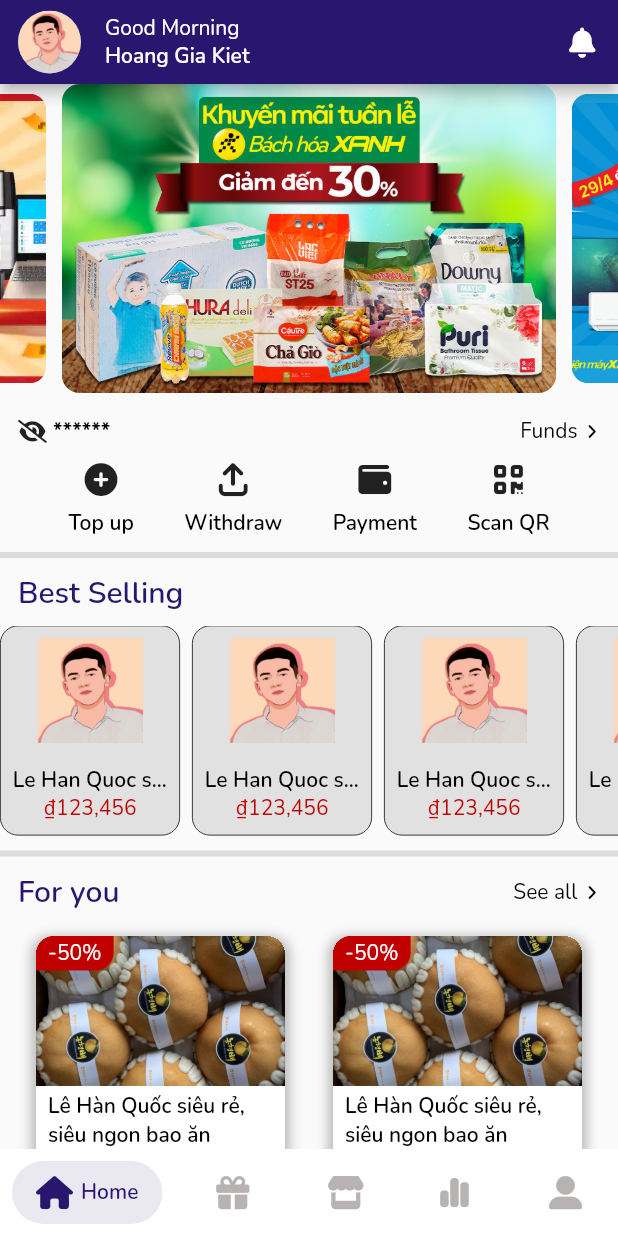
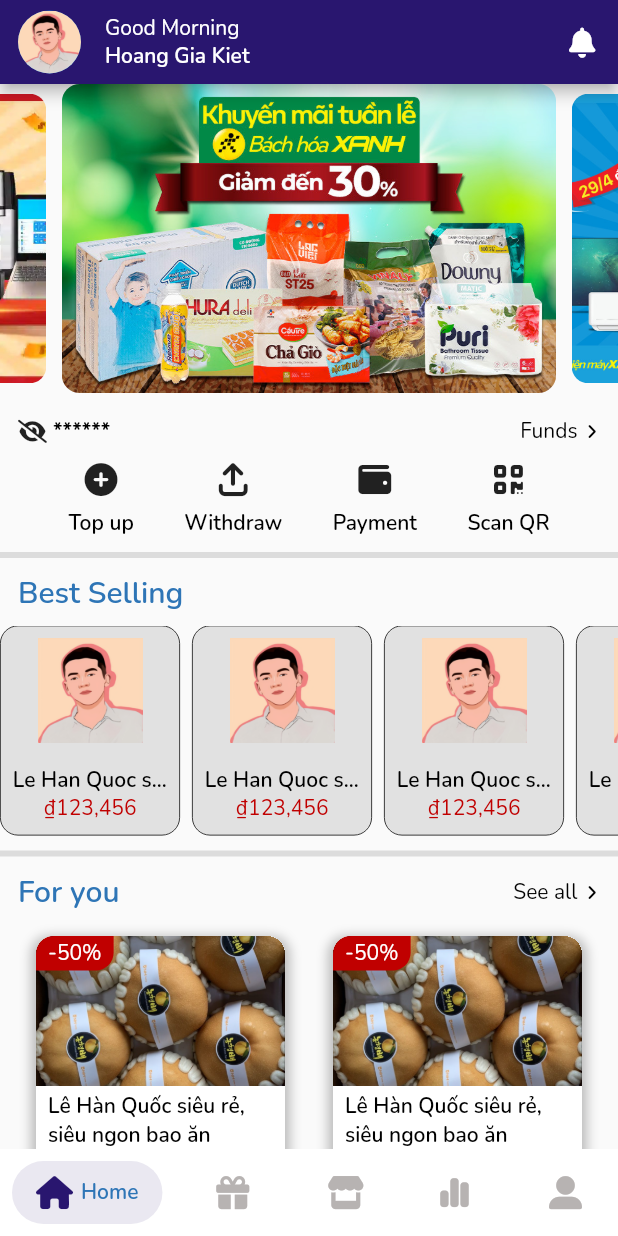
Before and after one commit to Bie-NHD/k2db-flutter-app, a Flutter app: the screen it shows after launch, after a tap on "Get Started", on a phone screen of 412 x 824 dp. Run offline on Flutter 3.47's test engine with Material 2 defaults, Android fonts, the phone set to English and light mode, and no system bars; drawn by our look-alikes of carousel_slider, salomon_bottom_bar; our stand-ins replace firebase_core, firebase_messaging, font_awesome_flutter; accounts and stored records are empty.

Commit message:
custom buttomFill and buttomOutline; add field colorText

```diff
--- a/k2dbmoneyapp/lib/views/screens/home/Widgets/widget_card_itemproduct.dart
+++ b/k2dbmoneyapp/lib/core/widgets/widget_card_itemproduct.dart
@@ -6,7 +6,7 @@
 import 'package:k2dbmoneyapp/core/extensions/extension_textstyle.dart';
 import 'package:k2dbmoneyapp/core/helpers/helper_image.dart';
 
-import '../../../../core/helpers/helper_asset.dart';
+import '../helpers/helper_asset.dart';
 
 class CardItemProduct extends StatelessWidget {
   const CardItemProduct({
@@ -74,7 +74,7 @@
                             ),
                             Text(
                               "Bách Hoá Xanh",
-                              style: TextStyles.defaultStyle.fontMin,
+                              style: TextStyles.defaultStyle.sizeMin,
                               overflow: TextOverflow.ellipsis,
                             ),
                           ],
@@ -84,12 +84,12 @@
                         ),
                         Text(
                           12341512.0.toFormatMoney(),
-                          style: TextStyles.defaultStyle.colorRed,
+                          style: TextStyles.defaultStyle.colorRedText,
                           overflow: TextOverflow.ellipsis,
                         ),
                         Text(
                           "Kho: 12,5k",
-                          style: TextStyles.defaultStyle.fontMin.colorHintText,
+                          style: TextStyles.defaultStyle.sizeMin.colorHintText,
                         ),
                       ],
                     ),
--- a/k2dbmoneyapp/lib/main.dart
+++ b/k2dbmoneyapp/lib/main.dart
@@ -2,7 +2,6 @@
 import 'package:firebase_messaging/firebase_messaging.dart';
 import 'package:flutter/material.dart';
 import 'package:k2dbmoneyapp/routes.dart';
-import 'package:k2dbmoneyapp/views/screens/authen/onbroading_screen.dart';
 import 'package:k2dbmoneyapp/views/screens/authen/splash_srceen.dart';
 
 Future<void> _firebaseMessagingBackgroundHandler(RemoteMessage message) async {
--- a/k2dbmoneyapp/lib/views/screens/authen/main_page.dart
+++ b/k2dbmoneyapp/lib/views/screens/authen/main_page.dart
@@ -35,7 +35,7 @@
                 size: kIconSize,
               ),
               title: Text("Home",
-                  style: TextStyles.defaultStyle.colorPrimaryText.semiBold),
+                  style: TextStyles.defaultStyle.colorBlueText.semiBold),
               selectedColor: ColorsApp.primaryColor,
               unselectedColor: ColorsApp.tertiaryColors,
             ),
@@ -46,7 +46,7 @@
                 size: kIconSize,
               ),
               title: Text("Promotion",
-                  style: TextStyles.defaultStyle.colorPrimaryText.semiBold),
+                  style: TextStyles.defaultStyle.colorBlueText.semiBold),
               selectedColor: ColorsApp.primaryColor,
               unselectedColor: ColorsApp.tertiaryColors,
             ),
@@ -57,7 +57,7 @@
                 size: kIconSize,
               ),
               title: Text("Store",
-                  style: TextStyles.defaultStyle.colorPrimaryText.semiBold),
+                  style: TextStyles.defaultStyle.colorBlueText.semiBold),
               selectedColor: ColorsApp.primaryColor,
               unselectedColor: ColorsApp.tertiaryColors,
             ),
@@ -68,7 +68,7 @@
                 size: kIconSize,
               ),
               title: Text("Statistic",
-                  style: TextStyles.defaultStyle.colorPrimaryText.semiBold),
+                  style: TextStyles.defaultStyle.colorBlueText.semiBold),
               selectedColor: ColorsApp.primaryColor,
               unselectedColor: ColorsApp.tertiaryColors,
             ),
@@ -79,7 +79,7 @@
                 size: kIconSize,
               ),
               title: Text("User",
-                  style: TextStyles.defaultStyle.colorPrimaryText.semiBold),
+                  style: TextStyles.defaultStyle.colorBlueText.semiBold),
               selectedColor: ColorsApp.primaryColor,
               unselectedColor: ColorsApp.tertiaryColors,
             ),
--- a/k2dbmoneyapp/lib/views/screens/authen/onbroading_screen.dart
+++ b/k2dbmoneyapp/lib/views/screens/authen/onbroading_screen.dart
@@ -58,7 +58,7 @@
             ),
             Padding(
               padding: const EdgeInsets.symmetric(horizontal: k12Padding),
-              child: ItemButtonFillWidget(
+              child: ButtonFill(
                   text: "Get Started",
                   onTap: () {
                     return Navigator.of(context).pushNamed("/main_page");
--- a/k2dbmoneyapp/lib/views/screens/home/home_main.dart
+++ b/k2dbmoneyapp/lib/views/screens/home/home_main.dart
@@ -7,12 +7,12 @@
 import 'package:k2dbmoneyapp/core/helpers/helper_asset.dart';
 import 'package:k2dbmoneyapp/core/helpers/helper_image.dart';
 import 'package:k2dbmoneyapp/core/widgets/icon_textlink.dart';
-import 'package:k2dbmoneyapp/views/screens/home/Widgets/widget_card_itemproduct.dart';
+import 'package:k2dbmoneyapp/core/widgets/widget_card_itemproduct.dart';
 
 import '../../../../core/constant/text.dart';
 import '../../widgets/widget_banner.dart';
 import '../../widgets/widget_card_function.dart';
-import 'Widgets/widget_card_itemtopproduct.dart';
+import '../../widgets/widget_card_itemtopproduct.dart';
 
 class HomeScreen extends StatefulWidget {
   const HomeScreen({Key? key}) : super(key: key);
@@ -145,7 +145,7 @@
                 children: [
                   Text("Best Selling",
                       style: TextStyles
-                          .defaultStyle.fontAppbar.semiBold.colorPrimaryText),
+                          .defaultStyle.sizeAppbar.semiBold.colorBlueText),
                   const SizedBox(
                     height: k8Padding,
                   ),
@@ -186,7 +186,7 @@
                       Text(
                         "For you",
                         style: TextStyles
-                            .defaultStyle.fontAppbar.semiBold.colorPrimaryText,
+                            .defaultStyle.sizeAppbar.semiBold.colorBlueText,
                       ),
                       const Spacer(),
                       IconTextLink(
--- a/k2dbmoneyapp/lib/views/screens/user/user_main.dart
+++ b/k2dbmoneyapp/lib/views/screens/user/user_main.dart
@@ -65,7 +65,7 @@
                       Text("Hoang Gia Kiet".toUpperCase(),
                           style: TextStyle(
                               fontSize: TextStyles
-                                  .defaultStyle.fontTitleAndButton.fontSize,
+                                  .defaultStyle.sizeTitleAndButton.fontSize,
                               fontWeight:
                                   TextStyles.defaultStyle.semiBold.fontWeight)),
                       Container(
@@ -76,6 +76,9 @@
                             Text(
                               "123456789",
                               style: TextStyles.defaultStyle.colorHintText,
+                            ),
+                            const SizedBox(
+                              width: k8Padding / 2,
                             ),
                             const Icon(
                               FontAwesomeIcons.copy,
--- a/k2dbmoneyapp/lib/views/screens/home/Widgets/widget_card_itemtopproduct.dart
+++ b/k2dbmoneyapp/lib/views/widgets/widget_card_itemtopproduct.dart
@@ -1,10 +1,10 @@
 import 'package:flutter/material.dart';
 import 'package:k2dbmoneyapp/core/extensions/extension_double.dart';
 
-import '../../../../../core/constant/color.dart';
-import '../../../../../core/constant/dimension.dart';
-import '../../../../../core/constant/text.dart';
-import '../../../../../core/extensions/extension_textstyle.dart';
+import '../../../core/constant/color.dart';
+import '../../../core/constant/dimension.dart';
+import '../../../core/constant/text.dart';
+import '../../../core/extensions/extension_textstyle.dart';
 
 class CardItemTopProduct extends StatelessWidget {
   final String imagePath;
@@ -48,7 +48,7 @@
           ),
           Text(
             price.toFormatMoney(),
-            style: TextStyles.defaultStyle.colorRed,
+            style: TextStyles.defaultStyle.colorRedText,
             overflow: TextOverflow.ellipsis,
           )
         ],
--- a/k2dbmoneyapp/lib/views/widgets/widget_onboardContent.dart
+++ b/k2dbmoneyapp/lib/views/widgets/widget_onboardContent.dart
@@ -52,7 +52,7 @@
           HelperImage.loadFromAsset(imgOnboard, height: 300),
           const Spacer(),
           Text(titleOnboard,
-              style: TextStyles.defaultStyle.fontHeading.bold,
+              style: TextStyles.defaultStyle.sizeHeading.bold,
               textAlign: TextAlign.center),
           const SizedBox(height: k12Padding),
           Text(descOnboard,
```
Also changed, not shown: k2dbmoneyapp/lib/core/extensions/extension_textstyle.dart (+10 -8 lines), k2dbmoneyapp/lib/core/widgets/widget_itembutton.dart (+38 -5 lines), k2dbmoneyapp/lib/core/widgets/widget_textfield.dart (added), k2dbmoneyapp/lib/views/widgets/widget_textfield.dart (deleted).
